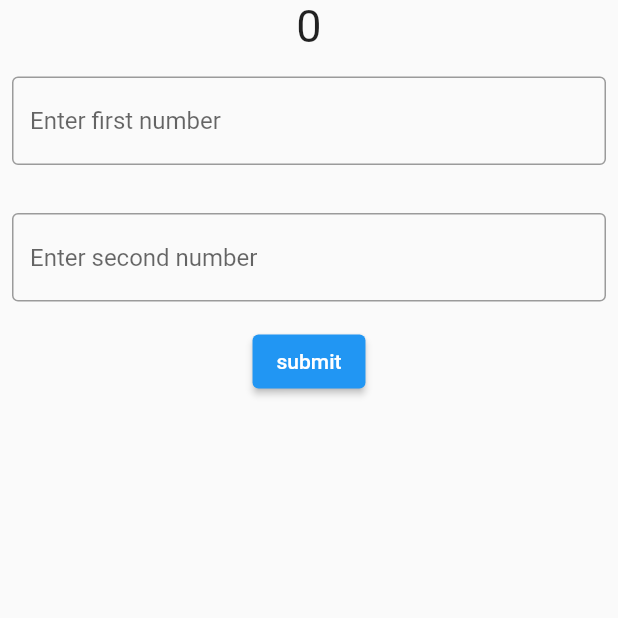
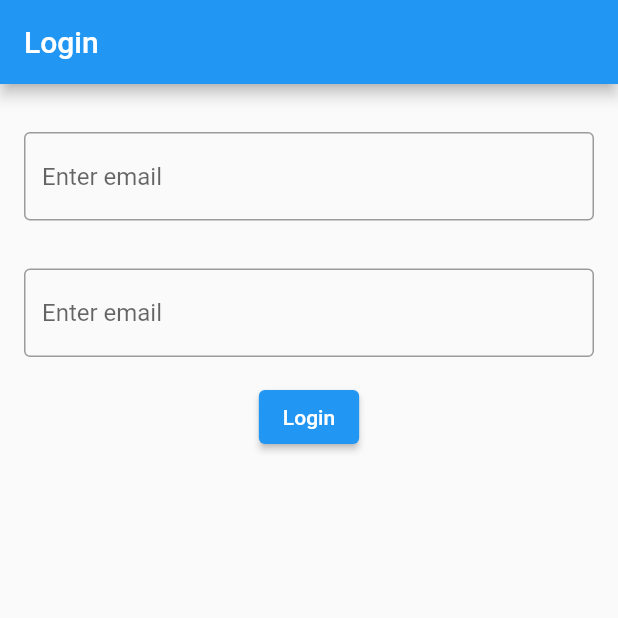
Before and after one commit to sinhasudhanshu/FlutterBasic, a Flutter app: the screen it shows after launch, on a phone screen of 412 x 824 dp, the top half of it. Run offline on Flutter 3.47's test engine with Material 2 defaults, Android fonts, the phone set to English and light mode, and no system bars.

Commit message:
login page

```diff
--- a/lib/main.dart
+++ b/lib/main.dart
@@ -3,15 +3,15 @@ import 'dart:async';
 import 'package:flutter/material.dart';
 
 void main() {
-  runApp(FirstApp());
+  runApp(LoginApp());
 }
 
-class FirstApp extends StatelessWidget {
-  const FirstApp({super.key});
+class LoginApp extends StatelessWidget {
+  const LoginApp({super.key});
 
   @override
   Widget build(BuildContext context) {
-    return const MaterialApp(
+    return MaterialApp(
       home: MyHomePage(),
     );
   }
@@ -25,68 +25,67 @@ class MyHomePage extends StatefulWidget {
 }
 
 class _MyHomePageState extends State<MyHomePage> {
+  final _keyForm = GlobalKey<FormState>();
+  TextEditingController email = TextEditingController();
+  TextEditingController password = TextEditingController();
 
-  int a = 0;
-  int b = 0;
-  //TextEditingController num1 = TextEditingController();
- // TextEditingController num2 = TextEditingController();
-  int result =0;
   @override
   Widget build(BuildContext context) {
+
     return Scaffold(
-      body: Column(
-          crossAxisAlignment: CrossAxisAlignment.center,
-          children: <Widget>[
-            Text("$result",style: TextStyle(fontSize: 30),),
-            Padding(
-              padding: EdgeInsets.symmetric(horizontal: 8, vertical: 16),
-              child: TextField(
-                //controller: num1,
-
-                onChanged: (value) {
-
-                  a = int.parse(value);
-
-                  print(a);
-
-
-                  setState(() {});
-                },
-                decoration: InputDecoration(
-                  border: OutlineInputBorder(),
-                  hintText: 'Enter first number',
+      appBar: AppBar(
+        title: Text("Login"),
+      ),
+      body: Form(
+        key: _keyForm,
+        child: Padding(
+          padding: EdgeInsets.symmetric(horizontal: 8, vertical: 16),
+          child: Column(
+            crossAxisAlignment: CrossAxisAlignment.center,
+            children: [
+              Padding(
+                padding: EdgeInsets.symmetric(horizontal: 8, vertical: 16),
+                child: TextFormField(
+                  controller: email,
+                  decoration: InputDecoration(
+                      border: OutlineInputBorder(), hintText: 'Enter email'),
+                  validator: (value) {
+                    if (value == null || value.isEmpty) {
+                      return 'please enter email';
+                    }
+                    return null;
+                  },
                 ),
               ),
-            ),
-
-
-            Padding(padding: EdgeInsets.symmetric(horizontal:8, vertical: 16 ),
-              child: TextField(
-               // controller: num2,
-                onChanged: (value){
-                  b = int.parse(value);
-                  print(b);
-                  setState(() {
-
-                  });
-                },
-                decoration: InputDecoration(
-                  border: OutlineInputBorder(),
-                  hintText: 'Enter second number',
+              Padding(
+                padding:
+                    const EdgeInsets.symmetric(horizontal: 8, vertical: 16),
+                child: TextFormField(
+                  controller: password,
+                  obscureText: true,
+                  decoration: const InputDecoration(
+                      border: OutlineInputBorder(), hintText: 'Enter email'),
+                  validator: (value) {
+                    if (value == null || value.isEmpty) {
+                      return 'Please enter your password';
+                    }
+                    return null;
+                  },
                 ),
               ),
-            ),
-            ElevatedButton(onPressed: (){
-              result = a + b ;
-              print(result);
-              setState(() {
-
-              });
-
-            }, child: Text("submit"))
-
-
-          ]),
+              ElevatedButton(
+                  onPressed: () {
+                    if (_keyForm.currentState!.validate()) {
+                    } else {
+                      ScaffoldMessenger.of(context).showSnackBar(
+                          SnackBar(content: Text('please fill input')));
+                    }
+                  },
+                  child: Text("Login"))
+            ],
+          ),
+        ),
+      ),
     );
   }
 }
```
Also changed, not shown: lib/login.dart (added, +95 -0 lines).
